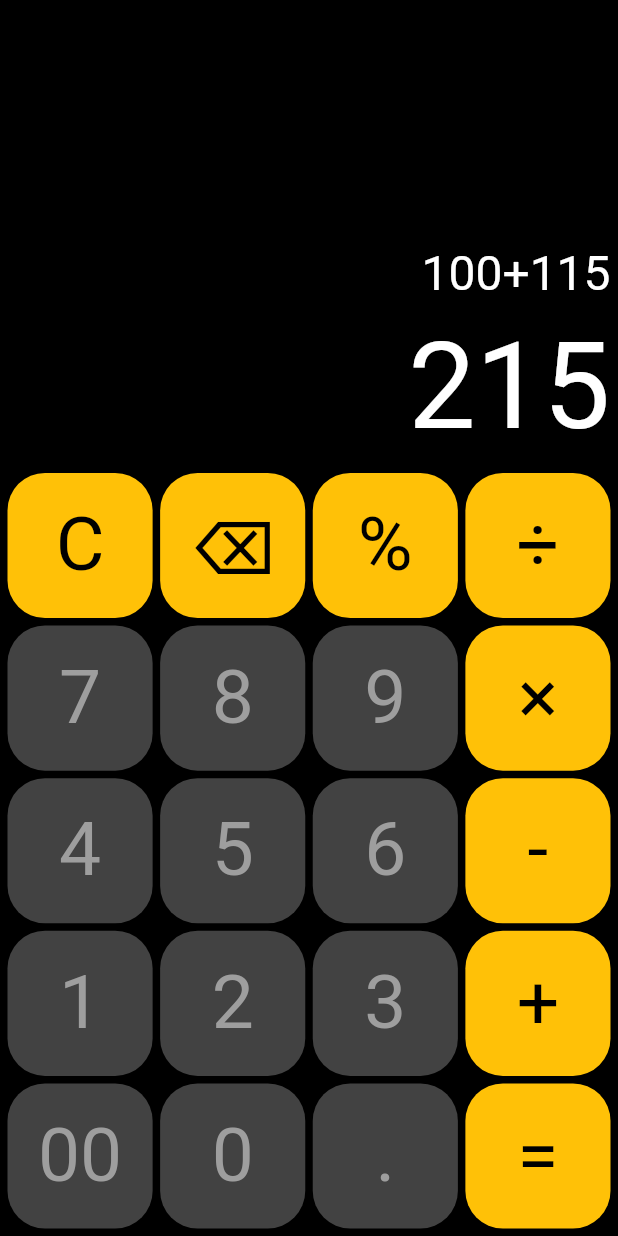
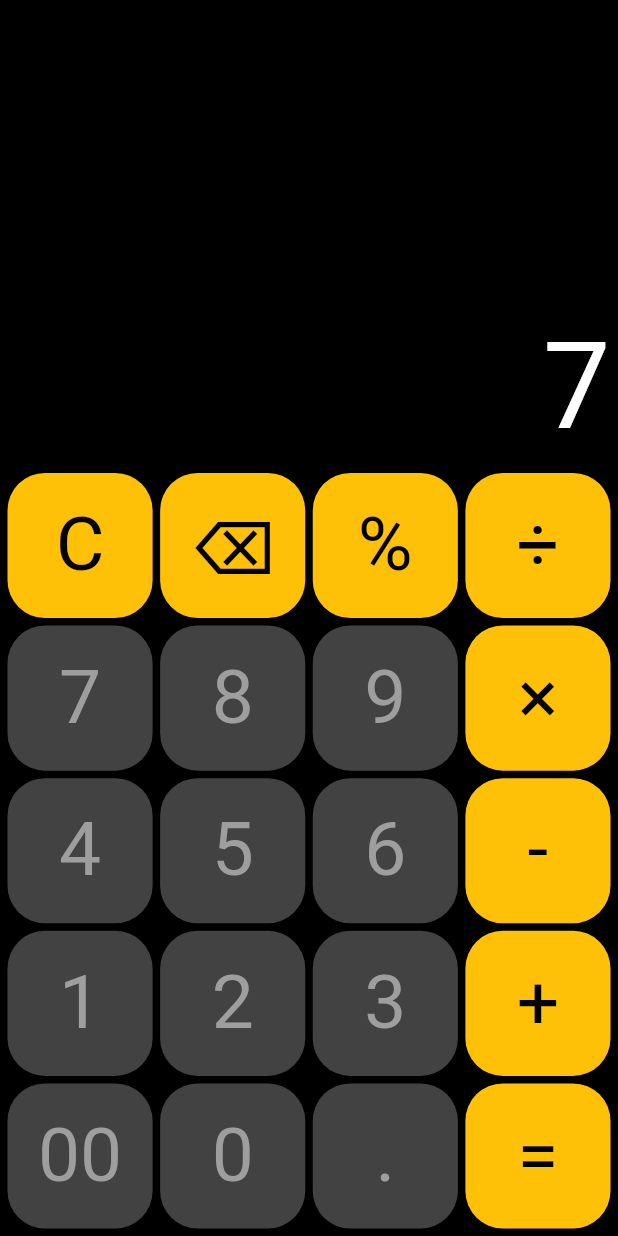
Before and after one commit to iridiscenthummingbird/Calculator, a Flutter app: the screen it shows after launch, after a tap on an icon or button, on a phone screen of 412 x 824 dp. Run offline on Flutter 3.47's test engine with Material 2 defaults, Android fonts, the phone set to English and light mode, and no system bars.

Commit message:
Do all functions

```diff
--- a/lib/screens/home_screen.dart
+++ b/lib/screens/home_screen.dart
@@ -18,21 +18,21 @@ class _HomeScreenState extends State<HomeScreen> {
         mainAxisAlignment: MainAxisAlignment.end,
         crossAxisAlignment: CrossAxisAlignment.end,
         children: [
-          const Padding(
-            padding: EdgeInsets.all(5.0),
+          Padding(
+            padding: const EdgeInsets.all(5.0),
             child: Text(
-              "100+115",
-              style: TextStyle(
+              Calculator.extraString,
+              style: const TextStyle(
                 color: Colors.white,
                 fontSize: 32,
               ),
             ),
           ),
-          const Padding(
-            padding: EdgeInsets.all(5.0),
+          Padding(
+            padding: const EdgeInsets.all(5.0),
             child: Text(
-              "215",
-              style: TextStyle(
+              Calculator.mainString,
+              style: const TextStyle(
                 color: Colors.white,
                 fontSize: 80,
               ),
@@ -57,31 +57,242 @@ class _HomeScreenState extends State<HomeScreen> {
   List<Widget> _createListOfButtons() {
     List<Widget> list = [
       //TODO: do nice init
-      AmberCalculatorButton(label: "C", tapFunction: () {}),
-      AmberCalculatorButton(label: "⌫", tapFunction: () {}),
-      AmberCalculatorButton(label: "%", tapFunction: () {}),
-      AmberCalculatorButton(label: "÷", tapFunction: () {}),
+      AmberCalculatorButton(
+          label: "C",
+          tapFunction: () {
+            Calculator.eraseAll();
+            setState(() {});
+          }),
+      AmberCalculatorButton(
+          label: "⌫",
+          tapFunction: () {
+            Calculator.eraseLast();
+            setState(() {});
+          }),
+      AmberCalculatorButton(
+          label: "%",
+          tapFunction: () {
+            Calculator.getPercent();
+            setState(() {});
+          }),
+      AmberCalculatorButton(
+          label: "÷",
+          tapFunction: () {
+            Calculator.addOperation("/");
+            setState(() {});
+          }),
 
-      GreyCalculatorButton(label: "7", tapFunction: () {}),
-      GreyCalculatorButton(label: "8", tapFunction: () {}),
-      GreyCalculatorButton(label: "9", tapFunction: () {}),
-      AmberCalculatorButton(label: "×", tapFunction: () {}),
+      GreyCalculatorButton(
+          label: "7",
+          tapFunction: () {
+            Calculator.addSymbol("7");
+            setState(() {});
+          }),
+      GreyCalculatorButton(
+          label: "8",
+          tapFunction: () {
+            Calculator.addSymbol("8");
+            setState(() {});
+          }),
+      GreyCalculatorButton(
+          label: "9",
+          tapFunction: () {
+            Calculator.addSymbol("9");
+            setState(() {});
+          }),
+      AmberCalculatorButton(
+          label: "×",
+          tapFunction: () {
+            Calculator.addOperation("*");
+            setState(() {});
+          }),
 
-      GreyCalculatorButton(label: "4", tapFunction: () {}),
-      GreyCalculatorButton(label: "5", tapFunction: () {}),
-      GreyCalculatorButton(label: "6", tapFunction: () {}),
-      AmberCalculatorButton(label: "-", tapFunction: () {}),
+      GreyCalculatorButton(
+          label: "4",
+          tapFunction: () {
+            Calculator.addSymbol("4");
+            setState(() {});
+          }),
+      GreyCalculatorButton(
+          label: "5",
+          tapFunction: () {
+            Calculator.addSymbol("5");
+            setState(() {});
+          }),
+      GreyCalculatorButton(
+          label: "6",
+          tapFunction: () {
+            Calculator.addSymbol("6");
+            setState(() {});
+          }),
+      AmberCalculatorButton(
+          label: "-",
+          tapFunction: () {
+            Calculator.addOperation("-");
+            setState(() {});
+          }),
 
-      GreyCalculatorButton(label: "1", tapFunction: () {}),
-      GreyCalculatorButton(label: "2", tapFunction: () {}),
-      GreyCalculatorButton(label: "3", tapFunction: () {}),
-      AmberCalculatorButton(label: "+", tapFunction: () {}),
+      GreyCalculatorButton(
+          label: "1",
+          tapFunction: () {
+            Calculator.addSymbol("1");
+            setState(() {});
+          }),
+      GreyCalculatorButton(
+          label: "2",
+          tapFunction: () {
+            Calculator.addSymbol("2");
+            setState(() {});
+          }),
+      GreyCalculatorButton(
+          label: "3",
+          tapFunction: () {
+            Calculator.addSymbol("3");
+            setState(() {});
+          }),
+      AmberCalculatorButton(
+          label: "+",
+          tapFunction: () {
+            Calculator.addOperation("+");
+            setState(() {});
+          }),
 
-      GreyCalculatorButton(label: "00", tapFunction: () {}),
-      GreyCalculatorButton(label: "0", tapFunction: () {}),
-      GreyCalculatorButton(label: ".", tapFunction: () {}),
-      AmberCalculatorButton(label: "=", tapFunction: () {}),
+      GreyCalculatorButton(
+          label: "00",
+          tapFunction: () {
+            Calculator.addSymbol("00");
+            setState(() {});
+          }),
+      GreyCalculatorButton(
+          label: "0",
+          tapFunction: () {
+            Calculator.addSymbol("0");
+            setState(() {});
+          }),
+      GreyCalculatorButton(
+          label: ".",
+          tapFunction: () {
+            Calculator.addDot();
+            setState(() {});
+          }),
+      AmberCalculatorButton(
+          label: "=",
+          tapFunction: () {
+            Calculator.getResult();
+            Calculator.clear();
+            setState(() {});
+          }),
     ];
     return list;
   }
 }
+
+class Calculator {
+  static String _mainString = "";
+  static String _extraString = "";
+
+  static String _operation = "";
+
+  static late double _firstNumber;
+
+  static late double _secondNumber;
+
+  static String get mainString => _mainString;
+  static String get extraString => _extraString;
+
+  static void addSymbol(String symbol) {
+    _mainString += symbol;
+  }
+
+  static void addDot() {
+    if (_mainString.isEmpty) _mainString += "0.";
+    if (!_mainString.contains(".")) _mainString += ".";
+  }
+
+  static void eraseLast() {
+    if (_mainString.isNotEmpty) {
+      _mainString = _mainString.substring(0, _mainString.length - 1);
+    }
+  }
+
+  static void getResult() {
+    try {
+      _secondNumber = double.parse(_mainString);
+      switch (_operation) {
+        case "+":
+          sum();
+          break;
+        case "-":
+          difference();
+          break;
+        case "*":
+          mult();
+          break;
+        case "/":
+          division();
+          break;
+        default:
+          throw UnimplementedError();
+      }
+    } catch (e) {
+      print(e);
+    }
+  }
+
+  static void addOperation(String operation) {
+    if (_extraString.isNotEmpty) {
+      getResult();
+    }
+    _operation = operation;
+    try {
+      _firstNumber = double.parse(_mainString);
+      _extraString = _firstNumber.toString() + _operation;
+      _mainString = "";
+    } catch (e) {
+      print(e);
+    }
+  }
+
+  static void mult() {
+    _extraString += _secondNumber.toString();
+    _mainString = (_firstNumber * _secondNumber).toString();
+    _firstNumber = _firstNumber * _secondNumber;
+  }
+
+  static void division() {
+    _extraString += _secondNumber.toString();
+    _mainString = (_firstNumber / _secondNumber).toString();
+    _firstNumber = _firstNumber / _secondNumber;
+  }
+
+  static void sum() {
+    _extraString += _secondNumber.toString();
+    _mainString = (_firstNumber + _secondNumber).toString();
+    _firstNumber = _firstNumber + _secondNumber;
+  }
+
+  static void difference() {
+    _extraString += _secondNumber.toString();
+    _mainString = (_firstNumber - _secondNumber).toString();
+    _firstNumber = _firstNumber - _secondNumber;
+  }
+
+  static void getPercent() {
+    _firstNumber = double.parse(_mainString);
+    _firstNumber = _firstNumber * 0.01;
+    _mainString = _firstNumber.toString();
+  }
+
+  static void eraseAll() {
+    _mainString = "";
+    _extraString = "";
+    _secondNumber = 0;
+    _firstNumber = 0;
+  }
+
+  static void clear() {
+    _extraString = "";
+    _secondNumber = 0;
+    _operation = "";
+  }
+}
```
